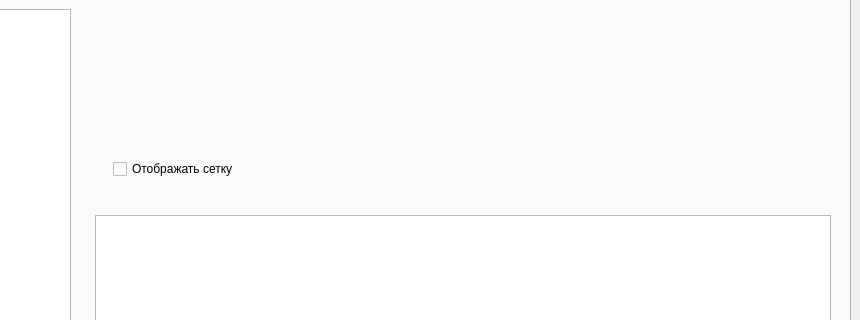
Before: the Qt Designer form gui.ui in MarchiyGV/RotationAndDeposition, drawn with Qt 5; both pictures show x 540 to 1400 and y 350 to 670 of the 1400 by 829 pixel window.
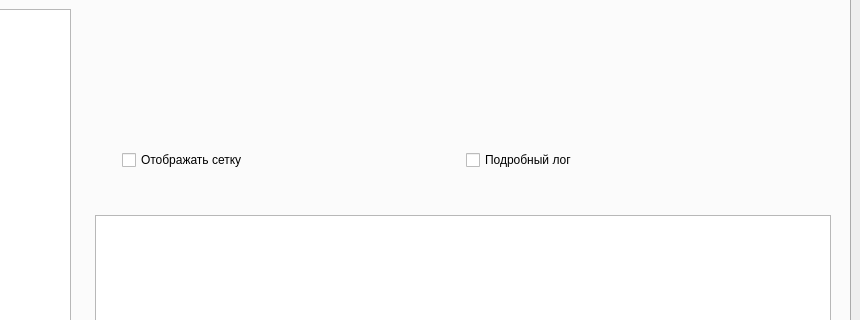
After: the same form once the commit is applied. The open tabs and pages were chosen to show the change. Icons and pictures are not drawn. Custom widgets are drawn as their Qt base class.

The edit to the form file:
```diff
--- a/gui.ui
+++ b/gui.ui
@@ -746,10 +746,23 @@
                   </widget>
                  </item>
                  <item>
+                  <widget class="QWidget" name="widget_12" native="true">
+                   <layout class="QHBoxLayout" name="horizontalLayout_3">
+                    <item>
                   <widget class="QCheckBox" name="meshBox">
                    <property name="text">
                     <string>Отображать сетку</string>
                    </property>
+                     </widget>
+                    </item>
+                    <item>
+                     <widget class="QCheckBox" name="debugBox">
+                      <property name="text">
+                       <string>Подробный лог</string>
+                      </property>
+                     </widget>
+                    </item>
+                   </layout>
                   </widget>
                  </item>
                 </layout>
```
Left out of the diff: 2 changed lines with no effect on the pictures. Lines whose indentation alone changed are shown as unchanged.
